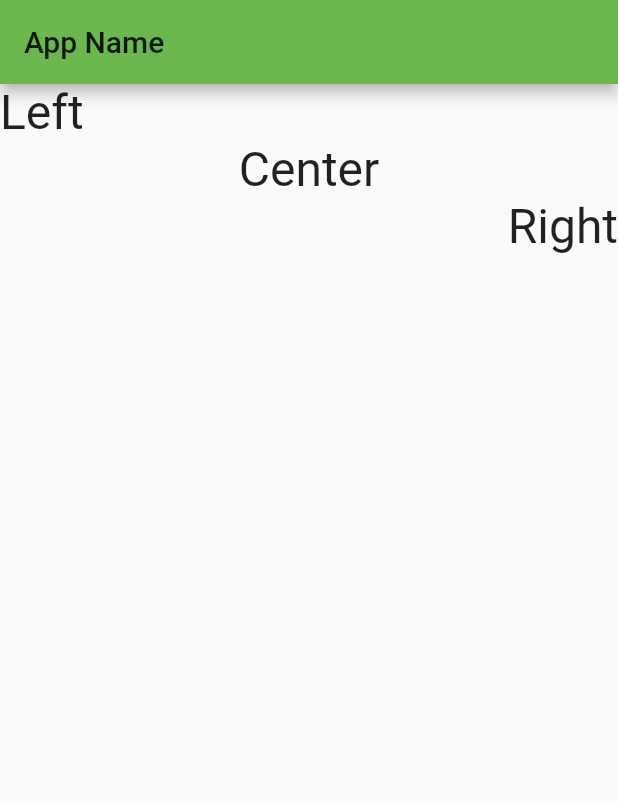
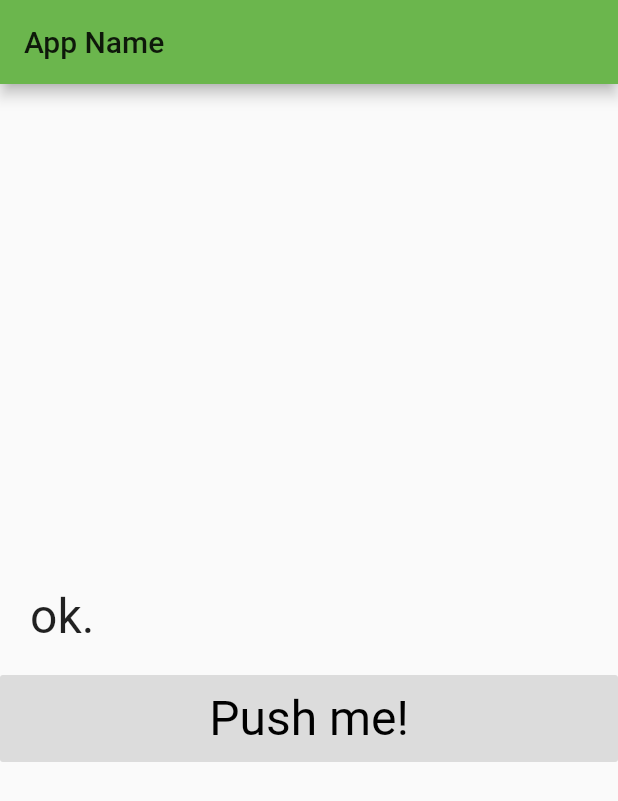
Before and after one commit to yuki-snow1823/flutter, a Flutter app: the screen it shows after launch, on a phone screen of 412 x 824 dp. Shown: the top 801 px of the screen. Run offline on Flutter 3.47's test engine with Material 2 defaults, Android fonts, the phone set to English and light mode, and no system bars.

Commit message:
add: 仕組みのコメント設定

```diff
--- a/lib/main.dart
+++ b/lib/main.dart
@@ -136,56 +136,70 @@ class MyHomePage extends StatefulWidget {
 }
 
 class _MyHomePageState extends State<MyHomePage> {
+  var _message;
+  static var _janken = <String>['グー','チョキ','パー'];
+
+
+  @override
+  void initState() {
+    _message = 'ok.';
+    super.initState();
+  }
+
+
   @override
   Widget build(BuildContext context) {
-      return Scaffold(
+    return Scaffold( // ここが全体を定義している
       appBar: AppBar(
         title: Text('App Name'),
-          ),
-        body:
-          Column(
-            mainAxisAlignment: MainAxisAlignment.start,
-            mainAxisSize: MainAxisSize.max,
-            crossAxisAlignment: CrossAxisAlignment.center,
-            children: <Widget>[
+        ), // 設定する
+
+      body: // 中身を定義
+
+        Center( // 中央に何か置くウィジェット
+          child:
+            Column( // カラム
+              mainAxisAlignment: MainAxisAlignment.start, // てっぺんからスタート
+              mainAxisSize: MainAxisSize.min, // 真ん中に配置になった
+              crossAxisAlignment: CrossAxisAlignment.stretch,
+              children: <Widget>[ //【疑問】このタグみたいなのなんだっけ？
 
 
-              Align(
-                alignment: Alignment.centerLeft,
+                Padding(
+                  padding: EdgeInsets.all(20.0),
                   child: Text(
-                  'Left',
+                  _message,
                     style: TextStyle(fontSize:32.0,
                     fontWeight: FontWeight.w400,
                     fontFamily: "Roboto"),
                   ),
-                ),
+                ), // さらに中に入れ込む
 
-              Align(
-                alignment: Alignment.center,
-                child: Text(
-                'Center',
+                FlatButton(key:null,  // ボタンの特徴
+                  onPressed:buttonPressed,
+                  color: Colors.black12,
+                  child: Padding(
+                    padding: EdgeInsets.all(10.0),
+                      child:Text(
+                        "Push me!",
                         style: TextStyle(fontSize:32.0,
+                        color: const Color(0xFF000000),
                         fontWeight: FontWeight.w400,
                         fontFamily: "Roboto"),
-                ),
-              ),
-
-
-              Align(
-                alignment: Alignment.centerRight,
-                child: Text(
-                'Right',
-                  style: TextStyle(fontSize:32.0,
-                  fontWeight: FontWeight.w400,
-                  fontFamily: "Roboto"),
-                ),
-              ),
+                      )
+                    )
+                  )
               ]
 
+            ),
         ),
 
     );
   }
-    void fabPressed() {}
+  void buttonPressed(){
+    setState((){
+      _message = (_janken..shuffle()).first; // メッセージ変数の書き換え
+    });
+  }
 
 }
```
Lines whose indentation alone changed are shown as unchanged.
